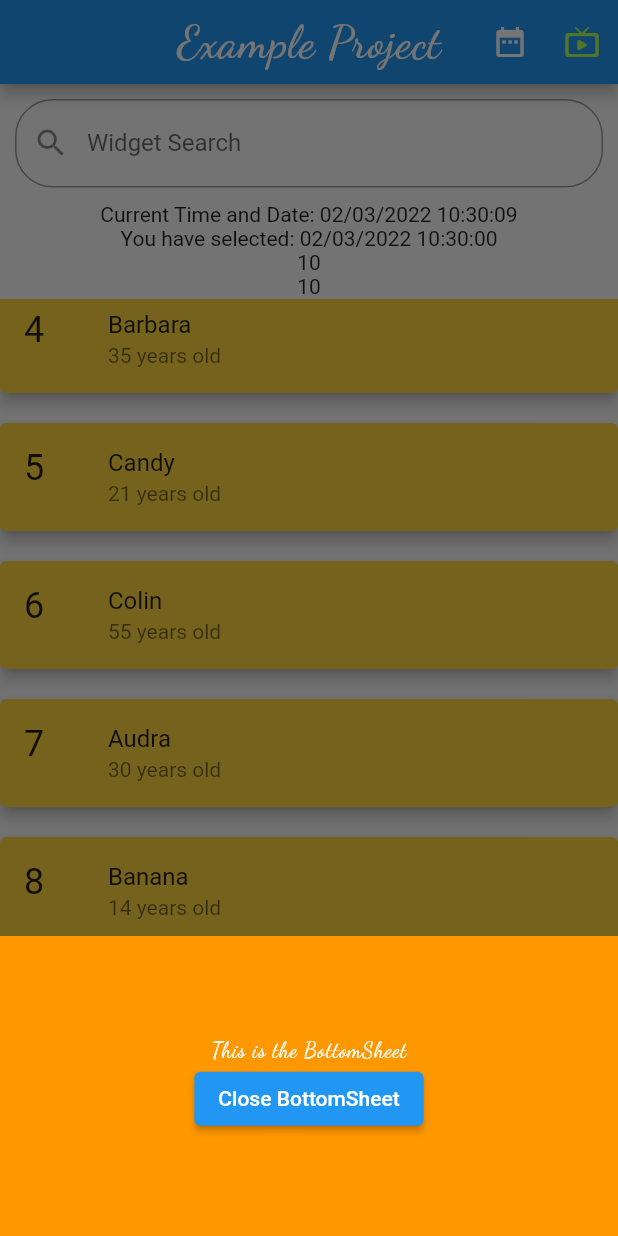
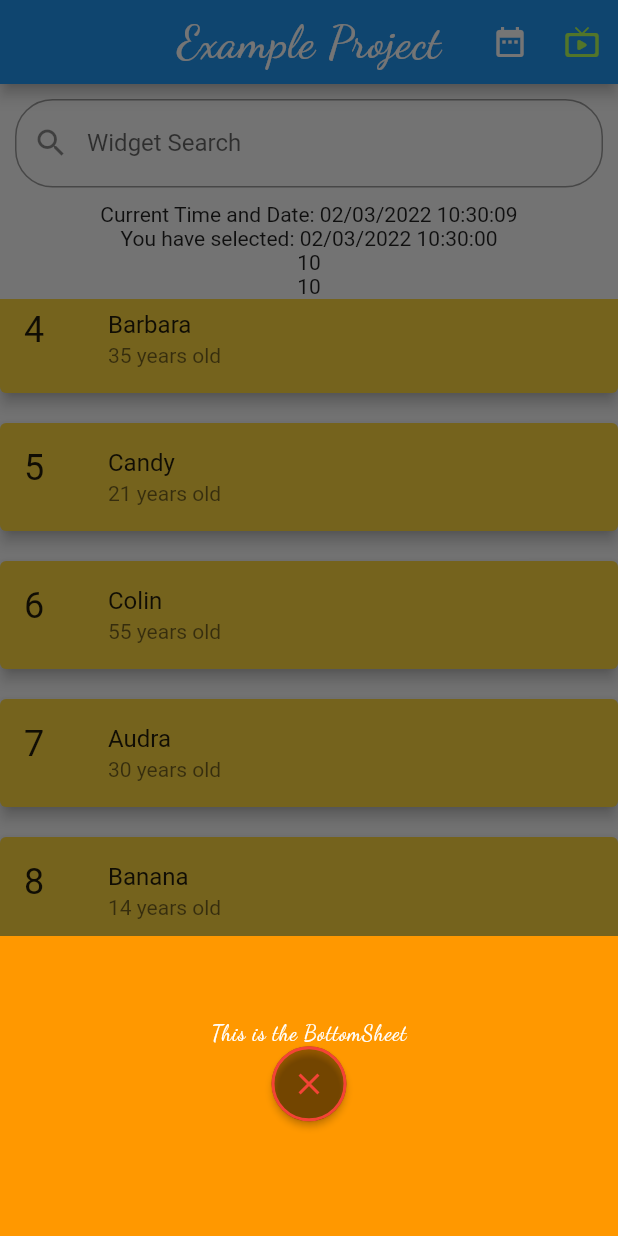
Before and after one commit to Hadjimamas/Testing_Project, a Flutter app: the screen it shows after launch, scrolled down 295 dp, after a tap on the "live tv" icon, on a phone screen of 412 x 824 dp. Run offline on Flutter 3.47's test engine with Material 2 defaults, Android fonts, the phone set to English and light mode, and no system bars; our stand-ins replace google_fonts.

Commit message:
Practice Project

```diff
--- a/lib/main.dart
+++ b/lib/main.dart
@@ -23,9 +23,32 @@ Future<void> modalBottomSheet(BuildContext context) {
                       const TextStyle(color: Colors.white, letterSpacing: .5),
                 ),
               ),
-              ElevatedButton(
-                child: const Text('Close BottomSheet'),
-                onPressed: () => Navigator.pop(context),
+              Padding(
+                padding: const EdgeInsets.only(
+                    left: 30, top: 0, right: 30, bottom: 20),
+                child: ElevatedButton(
+                  child: Row(
+                    mainAxisAlignment: MainAxisAlignment.center,
+                    children: const [
+                      //Text('Close BottomSheet'),
+                      Icon(
+                        Icons.close,
+                        color: Colors.red,
+                      ),
+                    ],
+                  ),
+                  onPressed: () => Navigator.pop(context),
+                  style: ElevatedButton.styleFrom(
+                    minimumSize: const Size(50, 50),
+                    shape: const CircleBorder(),
+                    primary: Colors.black38,
+                    //Below is the colour of the button when you press it
+                    onPrimary: Colors.red,
+                    side: const BorderSide(color: Colors.red, width: 2),
+                    alignment: Alignment.center,
+                    elevation: 2,
+                  ),
+                ),
               ),
             ],
           ),
```
